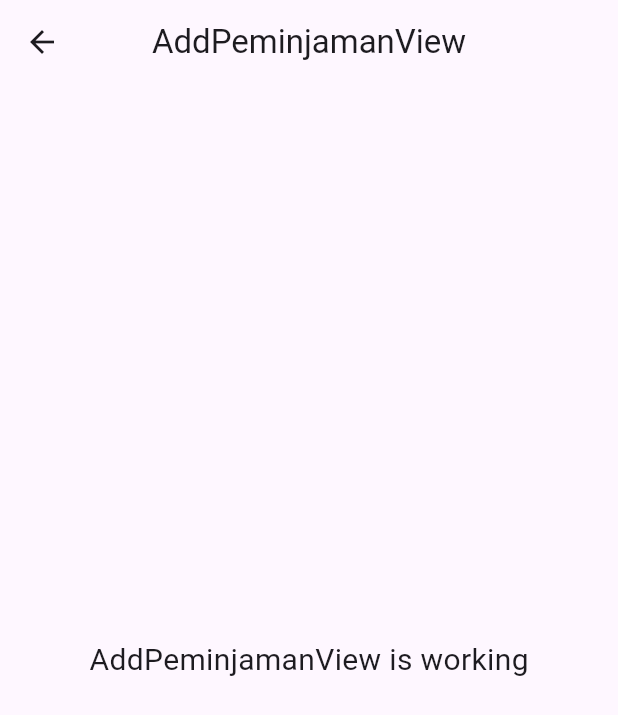
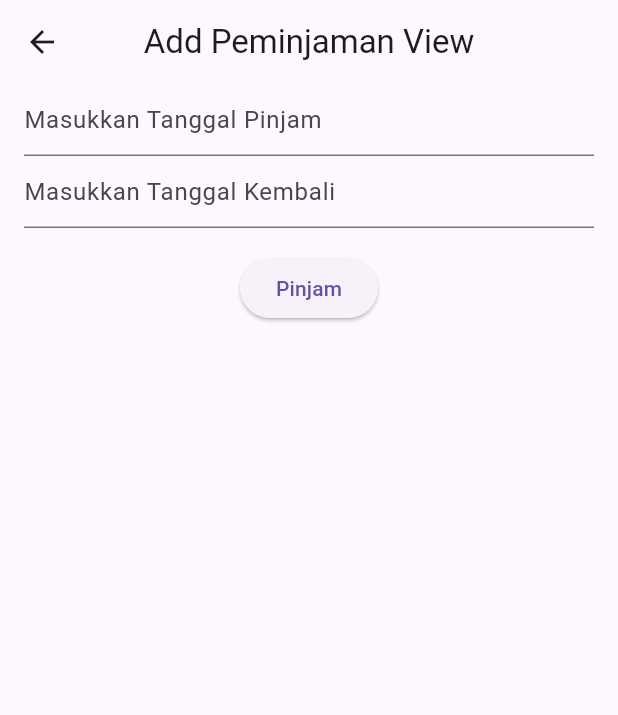
Before and after one commit to Rohmaddwi/peminjam_perpustakaan_app, a Flutter app: the AddPeminjamanView screen opened by its route, on a phone screen of 412 x 824 dp. Shown: the top 715 px of the screen. Run offline on Flutter 3.47's test engine with Material 3 defaults, Android fonts, the phone set to English and light mode, and no system bars; our stand-ins replace dio, get, get_storage, pretty_dio_logger; accounts and stored records are empty.

Commit message:
peminjaman page

```diff
--- a/lib/app/modules/add_peminjaman/views/add_peminjaman_view.dart
+++ b/lib/app/modules/add_peminjaman/views/add_peminjaman_view.dart
@@ -1,23 +1,55 @@
 import 'package:flutter/material.dart';
 
 import 'package:get/get.dart';
+import 'package:peminjam_perpustakaan_app/app/modules/add_peminjaman/bindings/add_peminjaman_binding.dart';
+import 'package:peminjam_perpustakaan_app/app/routes/app_pages.dart';
 
 import '../controllers/add_peminjaman_controller.dart';
 
 class AddPeminjamanView extends GetView<AddPeminjamanController> {
   const AddPeminjamanView({Key? key}) : super(key: key);
+
   @override
   Widget build(BuildContext context) {
     return Scaffold(
       appBar: AppBar(
-        title: const Text('AddPeminjamanView'),
+        title: const Text('Add Peminjaman View'),
         centerTitle: true,
       ),
-      body: const Center(
-        child: Text(
-          'AddPeminjamanView is working',
-          style: TextStyle(fontSize: 20),
-        ),
+      body: Center(
+        child: Form(key: controller.formkey,
+          child: Column(
+            children: [
+              TextFormField(
+                controller: controller.tglpinjamController,
+                decoration: InputDecoration(
+                    hintText: "Masukkan Tanggal Pinjam"),
+                validator: (value) {
+                  if (value!.isEmpty) {
+                    return "Tanggal Pinjam tidak boleh kosong";
+                  }
+                  return null;
+                },
+              ),
+              TextFormField(
+                controller: controller.tglkembaliController,
+                decoration: InputDecoration(
+                    hintText: "Masukkan Tanggal Kembali"),
+                validator: (value) {
+                  if (value!.isEmpty) {
+                    return "Tanggal Kembali tidak boleh kosong";
+                  }
+                  return null;
+                },
+              ),
+              Obx(() {
+                return controller.loading.value
+                    ? const CircularProgressIndicator()
+                    : ElevatedButton(onPressed: () => controller.post(), child: const Text("Pinjam"));
+              }).paddingOnly(top: 16)
+            ],
+          ).paddingOnly(left: 16, right: 16),
+        )
       ),
     );
   }
--- a/lib/app/modules/home/views/home_view.dart
+++ b/lib/app/modules/home/views/home_view.dart
@@ -18,9 +18,9 @@ class HomeView extends GetView<HomeController> {
       Center(
           child: Column(
               children: [
-                ElevatedButton(onPressed: ()=>Get.toNamed(Routes.REGISTER),
+                ElevatedButton(onPressed: ()=>Get.toNamed(Routes.BOOK),
                     child: Text("List Buku")),
-                ElevatedButton(onPressed: ()=>Get.toNamed(Routes.REGISTER),
+                ElevatedButton(onPressed: ()=>Get.toNamed(Routes.PEMINJAMAN),
                     child: Text("Peminjaman")),
               ]
           )
```
Also changed, not shown: lib/app/modules/add_peminjaman/controllers/add_peminjaman_controller.dart (+67 -1 lines), lib/app/modules/book/controllers/book_controller.dart (+26 -1 lines), lib/app/modules/book/views/book_view.dart (+25 -9 lines), lib/app/modules/peminjaman/controllers/peminjaman_controller.dart (+33 -1 lines), lib/app/modules/peminjaman/views/peminjaman_view.dart (+13 -6 lines).
